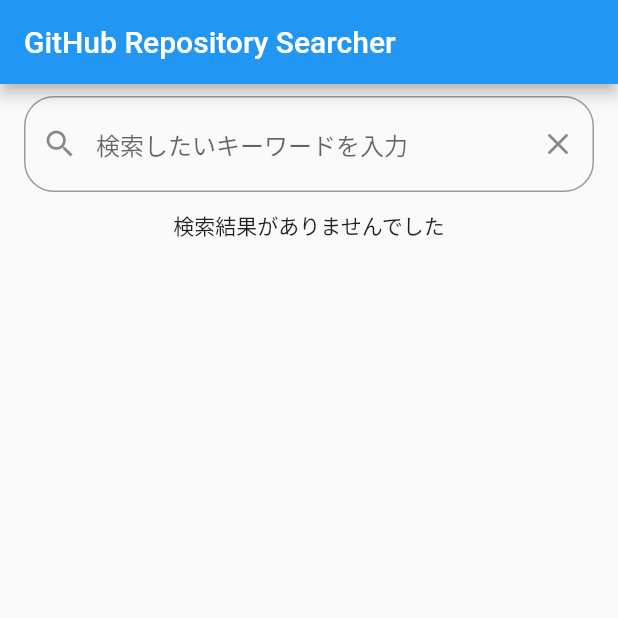
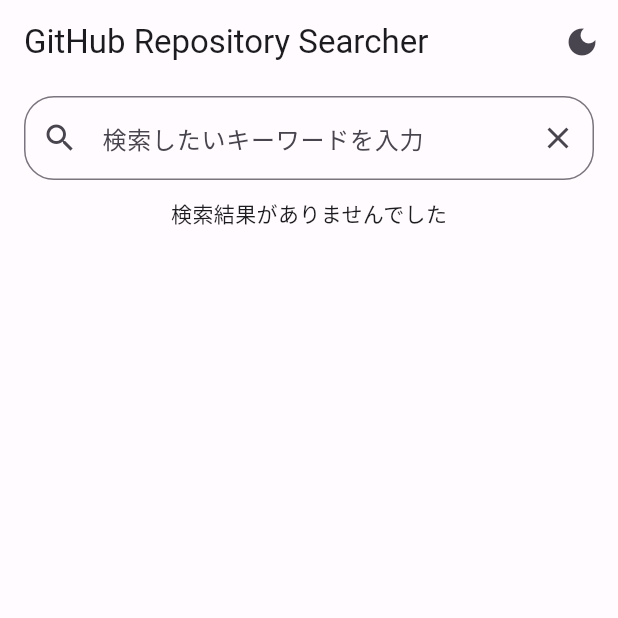
Before and after one commit to aiiro-s/flutter_codecheck, a Flutter app: the screen it shows after launch, on a phone screen of 412 x 824 dp, the top half of it. Run offline on Flutter 3.47's test engine with Material 2 defaults, Android fonts, the phone set to English and light mode, and no system bars; our stand-ins replace flutter_riverpod, font_awesome_flutter, freezed_annotation.

Commit message:
add:ダークモードの切り替え機能及びテーマの追加

```diff
--- a/lib/Pages/search_page.dart
+++ b/lib/Pages/search_page.dart
@@ -1,6 +1,7 @@
 import 'package:flutter/material.dart';
 import 'package:flutter_codecheck/Controller/search_page_notifier.dart';
 import 'package:flutter_codecheck/Pages/detail_page.dart';
+import 'package:flutter_codecheck/Providers/color_theme_provider.dart';
 import 'package:flutter_codecheck/Widgets/repository_item_info.dart';
 import 'package:flutter_riverpod/flutter_riverpod.dart';
 
@@ -12,9 +13,22 @@ class SearchPage extends ConsumerWidget {
   Widget build(BuildContext context, WidgetRef ref) {
     final asyncState = ref.watch(searchPageNotifierProvider);
     final store = ref.watch(searchPageNotifierProvider.notifier);
+    final themeState = ref.watch(colorThemeProvider);
+    final themeNotifier = ref.watch(colorThemeProvider.notifier);
     return Scaffold(
       appBar: AppBar(
         title: const Text('GitHub Repository Searcher'),
+        actions: [
+          IconButton(
+            icon: themeState == true
+                ? const Icon(Icons.dark_mode)
+                : const Icon(Icons.light_mode),
+            tooltip: 'モードの切り替え',
+            onPressed: () {
+              themeNotifier.state = !themeNotifier.state;
+            },
+          ),
+        ],
       ),
       body: Column(
         children: [
--- /dev/null
+++ b/lib/Providers/color_theme_provider.dart
@@ -0,0 +1,4 @@
+
+import 'package:flutter_riverpod/flutter_riverpod.dart';
+
+final colorThemeProvider = StateProvider<bool>((ref) => true);
--- a/lib/main.dart
+++ b/lib/main.dart
@@ -1,5 +1,7 @@
 import 'package:flutter/material.dart';
 import 'package:flutter_codecheck/Pages/search_page.dart';
+import 'package:flutter_codecheck/Providers/color_theme_provider.dart';
+import 'package:flutter_codecheck/Theme/color_schemes.g.dart';
 import 'package:flutter_riverpod/flutter_riverpod.dart';
 
 void main() {
@@ -12,6 +14,17 @@ class MainApp extends ConsumerWidget {
   @override
   Widget build(BuildContext context, WidgetRef ref) {
     return MaterialApp(
+      theme: ThemeData(
+        useMaterial3: true,
+        colorScheme: lightColorScheme,
+      ),
+      darkTheme: ThemeData(
+        useMaterial3: true,
+        colorScheme: darkColorScheme,
+      ),
+      themeMode: ref.watch(colorThemeProvider) == true
+          ? ThemeMode.light
+          : ThemeMode.dark,
       home: SearchPage(),
     );
   }
```
Also changed, not shown: lib/Theme/color_schemes.g.dart (added).
